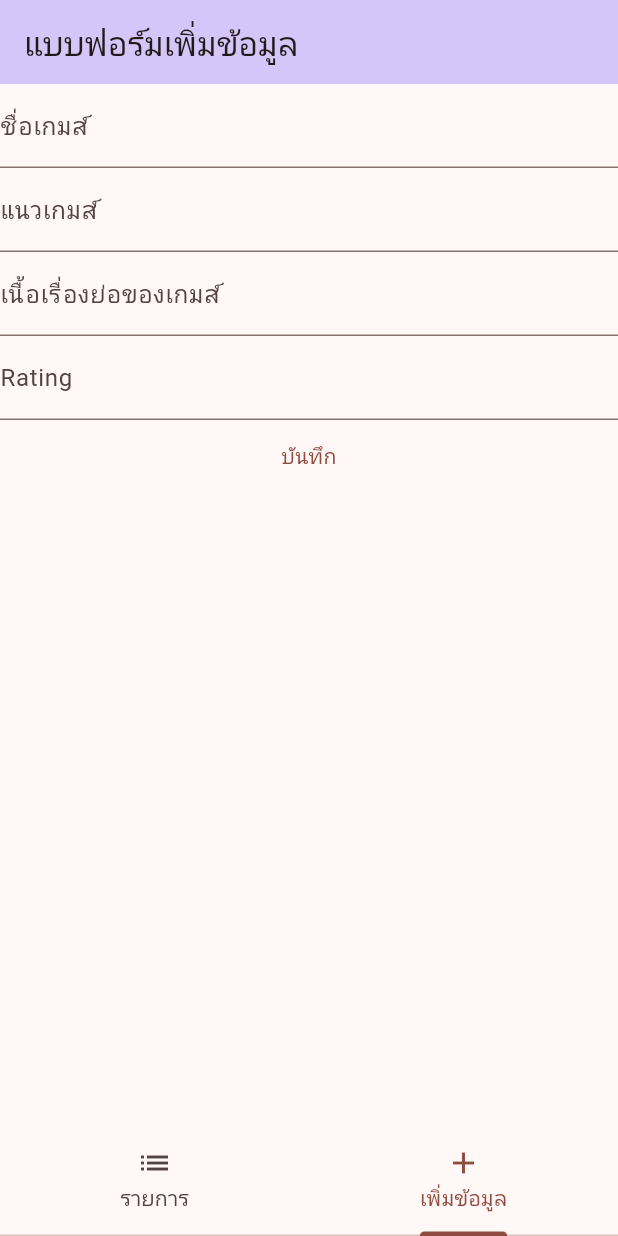
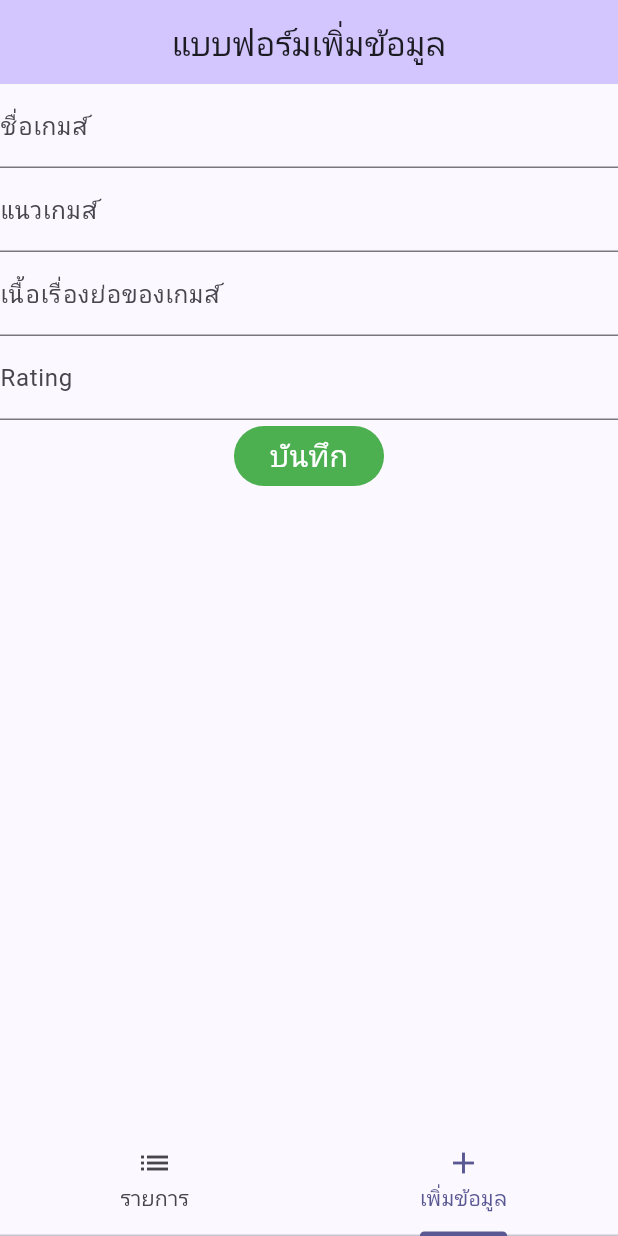
Before and after one commit to Nathakon1/Project-Mobile-App, a Flutter app: the screen it shows after launch, tab 2 chosen, on a phone screen of 412 x 824 dp. Run offline on Flutter 3.47's test engine with Material 3 defaults, Android fonts, the phone set to English and light mode, and no system bars; our stand-ins replace sembast.

Commit message:
ตกแต่งเพิ่มเติม

```diff
--- a/lib/main.dart
+++ b/lib/main.dart
@@ -21,9 +21,9 @@ class MyApp extends StatelessWidget {
         }),
       ],
       child: MaterialApp(
-        title: 'Flutter Demo',
+        title: 'Project',
         theme: ThemeData(
-          colorScheme: ColorScheme.fromSeed(seedColor: const Color.fromARGB(51, 255, 0, 0)),
+          colorScheme: ColorScheme.fromSeed(seedColor: const Color.fromARGB(51, 47, 0, 255)),
           useMaterial3: true,
         ),
         home: const MyHomePage(),
--- a/lib/screens/form_screen.dart
+++ b/lib/screens/form_screen.dart
@@ -26,8 +26,8 @@ class _FormScreenState extends State<FormScreen> {
 
     return Scaffold(
         appBar: AppBar(
-        backgroundColor: const Color.fromARGB(51, 38, 0, 255),
-
+        backgroundColor: const Color.fromARGB(51, 47, 0, 255),
+        centerTitle: true,
           title: const Text('แบบฟอร์มเพิ่มข้อมูล'),
         ),
         body: Form(
@@ -91,8 +91,10 @@ class _FormScreenState extends State<FormScreen> {
                     }
                   },
                 ),
-                TextButton(
-                    child: const Text('บันทึก'),
+                FilledButton(
+                  style:
+                        FilledButton.styleFrom(backgroundColor: Colors.green),
+                    child: const Text('บันทึก',style: TextStyle(fontSize: 20),),
                     onPressed: () {
                           if (formKey.currentState!.validate())
                             {
@@ -101,7 +103,7 @@ class _FormScreenState extends State<FormScreen> {
                                   keyID: null,
                                   title1: titleController1.text,
                                   title2: titleController2.text,
-                                   title3: titleController3.text,
+                                  title3: titleController3.text,
                                   amount: double.parse(amountController.text),
                                   date: DateTime.now()
                                   );
--- a/lib/screens/home_screen.dart
+++ b/lib/screens/home_screen.dart
@@ -19,6 +19,7 @@ class _HomeScreenState extends State<HomeScreen> {
     return Scaffold(
         appBar: AppBar(
           backgroundColor: Theme.of(context).colorScheme.primary,
+          centerTitle: true,
           title: const Text("Game Recommendations"),
           actions: [
             IconButton(
@@ -49,7 +50,7 @@ class _HomeScreenState extends State<HomeScreen> {
                       subtitle: Text(DateFormat('dd MMM yyyy hh:mm:ss')
                           .format(statement.date)),
                       leading: CircleAvatar(
-                        radius: 30,
+                        radius: 40,
                         child: FittedBox(
                           child: Text('${statement.amount}'),
                         ),
```
Also changed, not shown: lib/screens/edit_screen.dart (+5 -2 lines).
